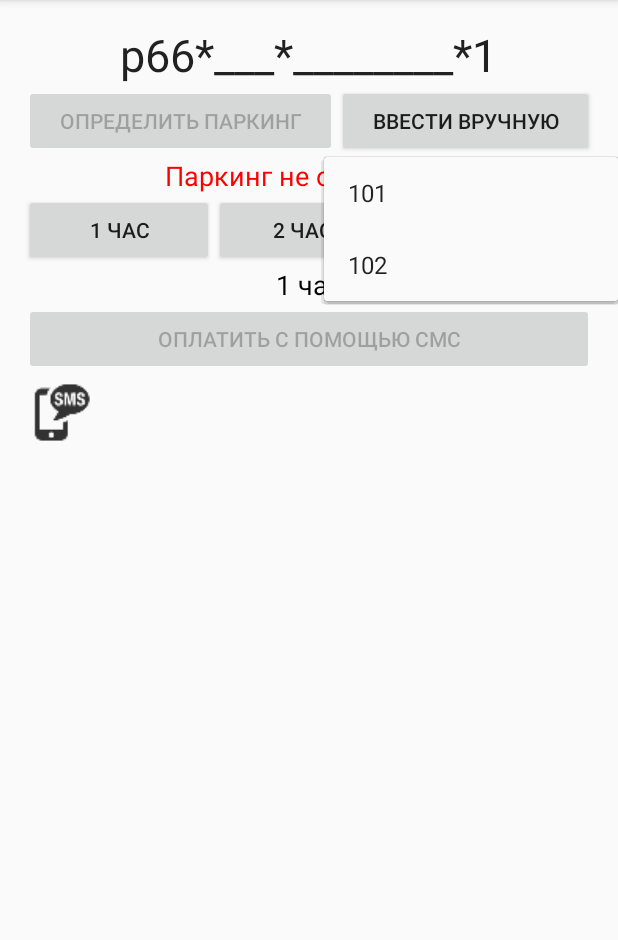
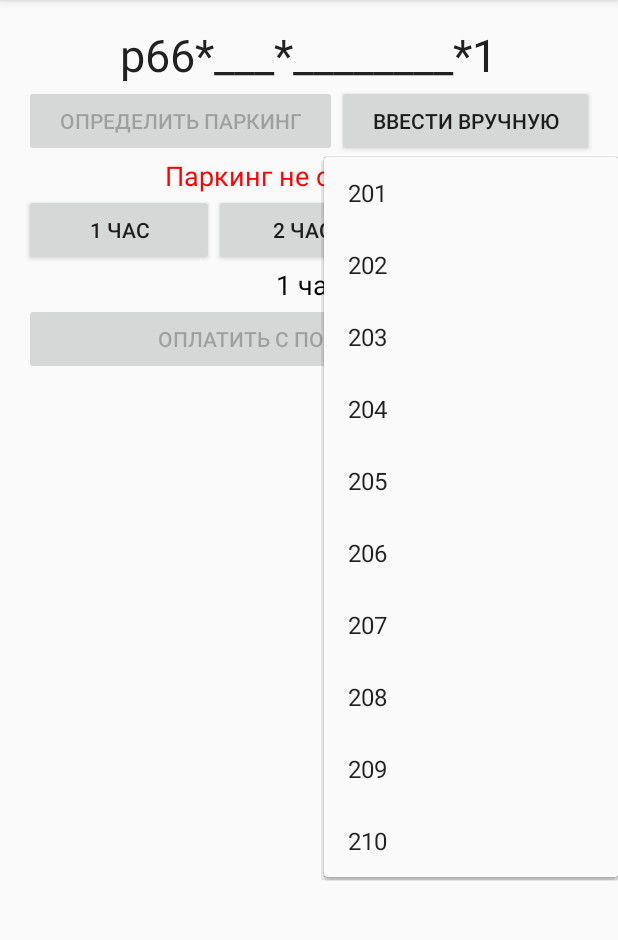
Before and after one commit to BigNordman/SMSParking, an Android app: the screen it shows after launch (MainActivity), after a tap on "ВВЕСТИ ВРУЧНУЮ", on a phone screen of 412 x 824 dp, the part 84-1024 px from its top. Run offline under Robolectric (Android 15) with nearby library versions, the phone set to English and light mode, and no system bars.

Commit message:
Send/Receive SMS

```diff
--- a/app/src/main/res/layout/activity_main.xml
+++ b/app/src/main/res/layout/activity_main.xml
@@ -99,21 +99,21 @@
         android:layout_alignRight="@+id/hourLinearLayout"
         android:layout_alignEnd="@+id/hourLinearLayout" />
 
-    <ImageButton
-        android:layout_width="50dp"
-        android:layout_height="50dp"
-        android:id="@+id/imageButton"
-        android:background="@drawable/ic_sms_black"
-        android:onClick="checkSms"
-        android:layout_below="@+id/payButton"
-        android:layout_alignParentStart="true" />
-
     <ProgressBar
         android:layout_width="wrap_content"
         android:layout_height="wrap_content"
         android:id="@+id/progressBar"
-        android:layout_alignBottom="@+id/imageButton"
-        android:layout_toEndOf="@+id/imageButton"
-        android:visibility="invisible" />
+        android:visibility="invisible"
+        android:layout_below="@+id/sendMessage"
+        android:layout_alignEnd="@+id/smsText" />
+
+    <TextView
+        android:layout_width="wrap_content"
+        android:layout_height="wrap_content"
+        android:textAppearance="?android:attr/textAppearanceMedium"
+        android:id="@+id/sendMessage"
+        android:textColor="@android:color/black"
+        android:layout_below="@+id/payButton"
+        android:layout_centerHorizontal="true" />
 
 </RelativeLayout>
--- a/app/src/main/res/values/strings.xml
+++ b/app/src/main/res/values/strings.xml
@@ -4,7 +4,8 @@
     <string name="setZoneButtonText">Ввести вручную</string>
     <string name="regnumTitle">Регистрационный номер автомобиля</string>
     <string name="regnumDefault">X999XX96</string>
-    <string name="smsNumber">+79126549699</string>
+    <!--<string name="smsNumber">+79126549699</string>-->
+    <string name="smsNumber">3116</string>
 
     <string name="oneHourButtonText">1 час</string>
     <string name="twoHourButtonText">2 часа</string>
@@ -70,4 +71,8 @@
 
     <string name="pref_title_vibrate">Vibrate</string>
     <string name="payButtonText">Оплатить с помощью СМС</string>
+    <string name="sendSmsFailed">Не обнаружено исходящее СМС</string>
+    <string name="sendSmsWaiting">Ожидаем ответного сообщения</string>
+    <string name="smsNumberBack">6996</string>
+    <string name="incomingSmsFailed">Не обнаружено входящее смс</string>
 </resources>
--- a/app/src/main/res/xml/park_zones.xml
+++ b/app/src/main/res/xml/park_zones.xml
@@ -1,5 +1,6 @@
 <?xml version="1.0" encoding="utf-8"?>
 <data xmlns:android="http://schemas.android.com/apk/res/android">
+    <!--
     <zone zone_number="101" zone_desc="зона 101">
         <point lat="56.827913" lon="60.609709"/>
         <point lat="56.820904" lon="60.612048"/>
@@ -14,4 +15,80 @@
         <point lat="56.894789" lon="60.644477"/>
         <point lat="56.899728" lon="60.640271"/>
     </zone>
+    -->
+
+    <zone zone_number="201" zone_desc="зона 201">
+        <point lat="56.832004" lon="60.582730"/>
+        <point lat="56.836125" lon="60.581904"/>
+        <point lat="56.837539" lon="60.595808"/>
+        <point lat="56.833848" lon="60.597321"/>
+        <point lat="56.832004" lon="60.582730"/>
+    </zone>
+    <zone zone_number="202" zone_desc="зона 202">
+        <point lat="56.838238" lon="60.596950"/>
+        <point lat="56.838543" lon="60.600040"/>
+        <point lat="56.834006" lon="60.601510"/>
+        <point lat="56.833677" lon="60.598325"/>
+        <point lat="56.838238" lon="60.596950"/>
+    </zone>
+    <zone zone_number="203" zone_desc="зона 203">
+        <point lat="56.832738" lon="60.588395"/>
+        <point lat="56.829480" lon="60.590101"/>
+        <point lat="56.830062" lon="60.595122"/>
+        <point lat="56.833425" lon="60.593545"/>
+        <point lat="56.832738" lon="60.588395"/>
+    </zone>
+    <zone zone_number="204" zone_desc="зона 204">
+        <point lat="56.829603" lon="60.589714"/>
+        <point lat="56.829821" lon="60.591828"/>
+        <point lat="56.825612" lon="60.593866"/>
+        <point lat="56.825459" lon="60.590927"/>
+        <point lat="56.829603" lon="60.589714"/>
+    </zone>
+    <zone zone_number="205" zone_desc="зона 205">
+        <point lat="56.829926" lon="60.592139"/>
+        <point lat="56.830220" lon="60.595218"/>
+        <point lat="56.824150" lon="60.597675"/>
+        <point lat="56.823774" lon="60.594467"/>
+        <point lat="56.829926" lon="60.592139"/>
+    </zone>
+    <zone zone_number="206" zone_desc="зона 206">
+        <point lat="56.839012" lon="60.606307"/>
+        <point lat="56.839370" lon="60.609955"/>
+        <point lat="56.834957" lon="60.611565"/>
+        <point lat="56.834446" lon="60.608389"/>
+        <point lat="56.839012" lon="60.606307"/>
+    </zone>
+    <zone zone_number="207" zone_desc="зона 207">
+        <point lat="56.835127" lon="60.610631"/>
+        <point lat="56.835426" lon="60.612691"/>
+        <point lat="56.828417" lon="60.615684"/>
+        <point lat="56.828117" lon="60.612819"/>
+        <point lat="56.835127" lon="60.610631"/>
+    </zone>
+    <zone zone_number="208" zone_desc="зона 208">
+        <point lat="56.833459" lon="60.613495"/>
+        <point lat="56.833793" lon="60.615941"/>
+        <point lat="56.828498" lon="60.618366"/>
+        <point lat="56.823884" lon="60.619385"/>
+        <point lat="56.823479" lon="60.616649"/>
+        <point lat="56.828228" lon="60.615759"/>
+        <point lat="56.833459" lon="60.613495"/>
+    </zone>
+    <zone zone_number="209" zone_desc="зона 209">
+        <point lat="56.834679" lon="60.614182"/>
+        <point lat="56.839444" lon="60.611950"/>
+        <point lat="56.840236" lon="60.618731"/>
+        <point lat="56.836651" lon="60.620394"/>
+        <point lat="56.836398" lon="60.621488"/>
+        <point lat="56.835706" lon="60.621606"/>
+        <point lat="56.834679" lon="60.614182"/>
+    </zone>
+    <zone zone_number="210" zone_desc="зона 210">
+        <point lat="56.840066" lon="60.619321"/>
+        <point lat="56.840401" lon="60.621799"/>
+        <point lat="56.836122" lon="60.623387"/>
+        <point lat="56.835993" lon="60.621252"/>
+        <point lat="56.840066" lon="60.619321"/>
+    </zone>
 </data>
```
Also changed, not shown: app/src/main/java/com/nordman/big/smsparking/MainActivity.java (+32 -3 lines), app/src/main/java/com/nordman/big/smsparking/SmsManager.java (+29 -1 lines).
